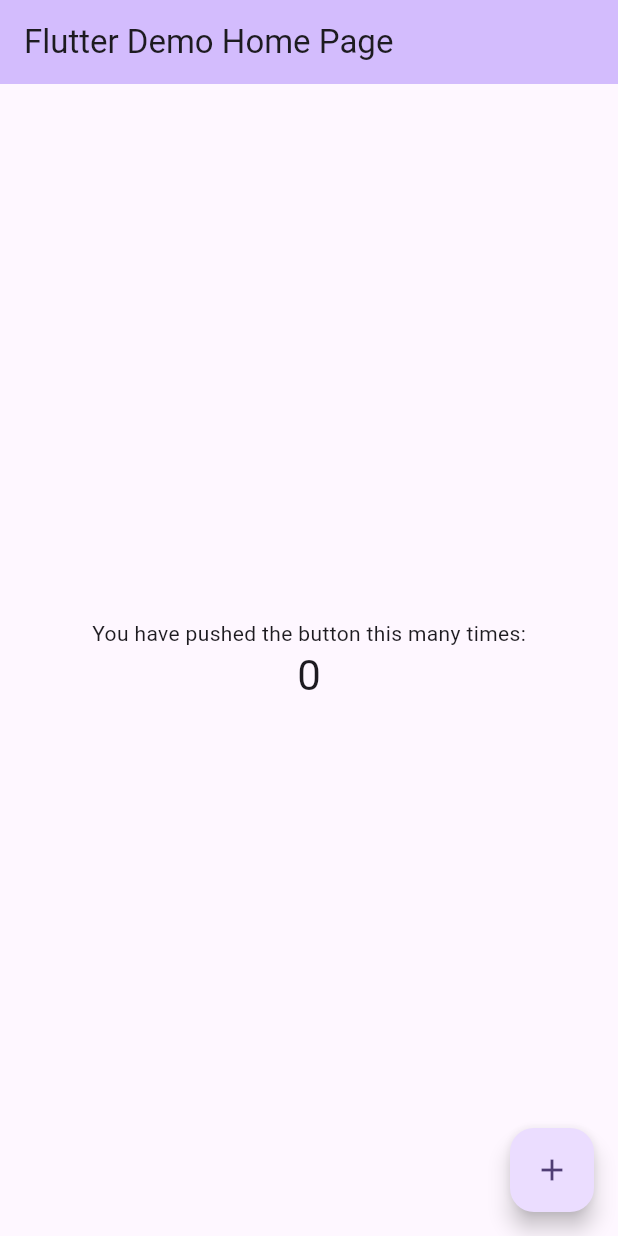
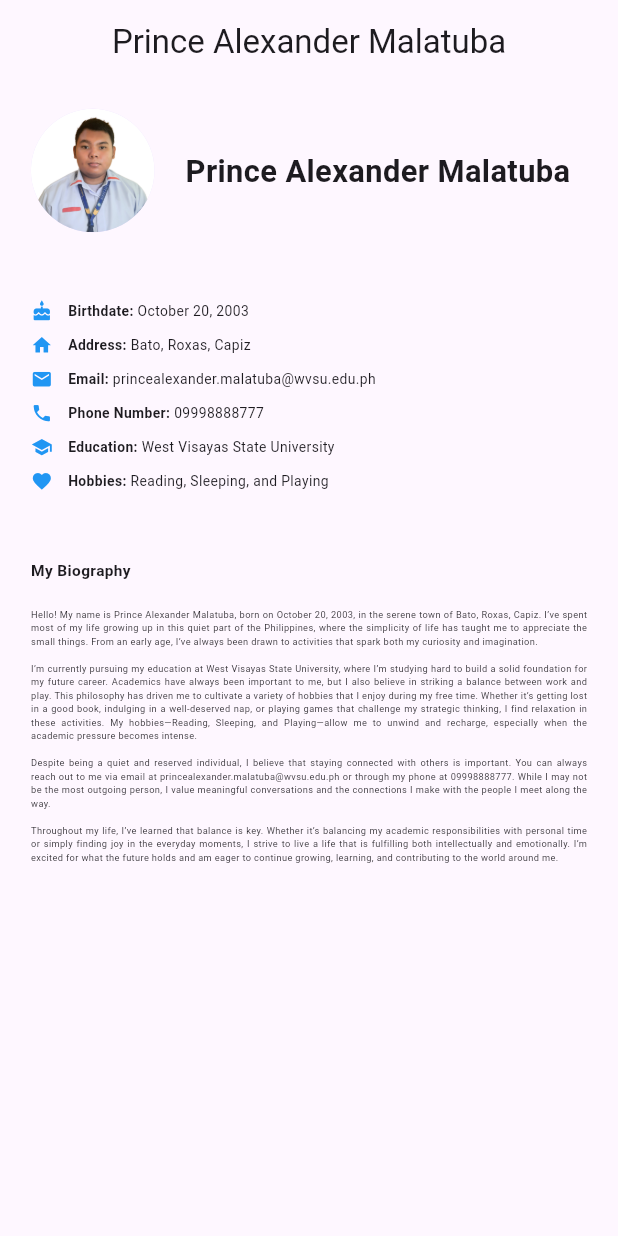
Before and after one commit to prhehns/unit4_assignment_lmalatuba, a Flutter app: the screen it shows after launch, on a phone screen of 412 x 824 dp. Run offline on Flutter 3.47's test engine with Material 3 defaults, Android fonts, the phone set to English and light mode, and no system bars.

Commit message:
changes in information

```diff
--- a/root/lib/main.dart
+++ b/root/lib/main.dart
@@ -7,119 +7,180 @@
 class MyApp extends StatelessWidget {
   const MyApp({super.key});
 
-  // This widget is the root of your application.
   @override
   Widget build(BuildContext context) {
     return MaterialApp(
-      title: 'Flutter Demo',
+      title: 'Responsive Profile Page',
       theme: ThemeData(
-        // This is the theme of your application.
-        //
-        // TRY THIS: Try running your application with "flutter run". You'll see
-        // the application has a purple toolbar. Then, without quitting the app,
-        // try changing the seedColor in the colorScheme below to Colors.green
-        // and then invoke "hot reload" (save your changes or press the "hot
-        // reload" button in a Flutter-supported IDE, or press "r" if you used
-        // the command line to start the app).
-        //
-        // Notice that the counter didn't reset back to zero; the application
-        // state is not lost during the reload. To reset the state, use hot
-        // restart instead.
-        //
-        // This works for code too, not just values: Most code changes can be
-        // tested with just a hot reload.
-        colorScheme: ColorScheme.fromSeed(seedColor: Colors.deepPurple),
-        useMaterial3: true,
+        primarySwatch: Colors.blue,
       ),
-      home: const MyHomePage(title: 'Flutter Demo Home Page'),
+      home: const ProfilePage(),
     );
   }
 }
 
-class MyHomePage extends StatefulWidget {
-  const MyHomePage({super.key, required this.title});
-
-  // This widget is the home page of your application. It is stateful, meaning
-  // that it has a State object (defined below) that contains fields that affect
-  // how it looks.
-
-  // This class is the configuration for the state. It holds the values (in this
-  // case the title) provided by the parent (in this case the App widget) and
-  // used by the build method of the State. Fields in a Widget subclass are
-  // always marked "final".
-
-  final String title;
-
-  @override
-  State<MyHomePage> createState() => _MyHomePageState();
-}
-
-class _MyHomePageState extends State<MyHomePage> {
-  int _counter = 0;
-
-  void _incrementCounter() {
-    setState(() {
-      // This call to setState tells the Flutter framework that something has
-      // changed in this State, which causes it to rerun the build method below
-      // so that the display can reflect the updated values. If we changed
-      // _counter without calling setState(), then the build method would not be
-      // called again, and so nothing would appear to happen.
-      _counter++;
-    });
-  }
+class ProfilePage extends StatelessWidget {
+  const ProfilePage({super.key});
 
   @override
   Widget build(BuildContext context) {
-    // This method is rerun every time setState is called, for instance as done
-    // by the _incrementCounter method above.
-    //
-    // The Flutter framework has been optimized to make rerunning build methods
-    // fast, so that you can just rebuild anything that needs updating rather
-    // than having to individually change instances of widgets.
+    // Use MediaQuery to get the screen width and height
+    final screenWidth = MediaQuery.of(context).size.width;
+    final screenHeight = MediaQuery.of(context).size.height;
+
     return Scaffold(
       appBar: AppBar(
-        // TRY THIS: Try changing the color here to a specific color (to
-        // Colors.amber, perhaps?) and trigger a hot reload to see the AppBar
-        // change color while the other colors stay the same.
-        backgroundColor: Theme.of(context).colorScheme.inversePrimary,
-        // Here we take the value from the MyHomePage object that was created by
-        // the App.build method, and use it to set our appbar title.
-        title: Text(widget.title),
+        title: const Text('Prince Alexander Malatuba'),  // Header
+        centerTitle: true,
       ),
-      body: Center(
-        // Center is a layout widget. It takes a single child and positions it
-        // in the middle of the parent.
-        child: Column(
-          // Column is also a layout widget. It takes a list of children and
-          // arranges them vertically. By default, it sizes itself to fit its
-          // children horizontally, and tries to be as tall as its parent.
-          //
-          // Column has various properties to control how it sizes itself and
-          // how it positions its children. Here we use mainAxisAlignment to
-          // center the children vertically; the main axis here is the vertical
-          // axis because Columns are vertical (the cross axis would be
-          // horizontal).
-          //
-          // TRY THIS: Invoke "debug painting" (choose the "Toggle Debug Paint"
-          // action in the IDE, or press "p" in the console), to see the
-          // wireframe for each widget.
-          mainAxisAlignment: MainAxisAlignment.center,
-          children: <Widget>[
-            const Text(
-              'You have pushed the button this many times:',
-            ),
-            Text(
-              '$_counter',
-              style: Theme.of(context).textTheme.headlineMedium,
-            ),
-          ],
+      body: SingleChildScrollView(
+        child: Padding(
+          padding: EdgeInsets.symmetric(
+            horizontal: screenWidth * 0.05, // Dynamic horizontal padding
+            vertical: screenHeight * 0.02, // Dynamic vertical padding
+          ),
+          child: Column(
+            crossAxisAlignment: CrossAxisAlignment.start,
+            children: [
+              // Profile Picture and Name
+              Row(
+                mainAxisAlignment: MainAxisAlignment.start,
+                crossAxisAlignment: CrossAxisAlignment.center,
+                children: [
+                  CircleAvatar(
+                    radius: screenWidth * 0.10,  // Responsive profile picture size
+                    backgroundImage: const AssetImage('assets/profile_picture.jpg'),
+                  ),
+                  SizedBox(width: screenWidth * 0.05),
+                  Column(
+                    crossAxisAlignment: CrossAxisAlignment.start,
+                    children: [
+                      Text(
+                        'Prince Alexander Malatuba',
+                        style: TextStyle(
+                          fontSize: screenWidth * 0.05,  // Responsive font size
+                          fontWeight: FontWeight.bold,
+                        ),
+                      ),
+                    ],
+                  ),
+                ],
+              ),
+              SizedBox(height: screenHeight * 0.05), // Spacing after profile section
+
+              // Information Section
+              InfoSection(
+                icon: Icons.cake,
+                label: 'Birthdate',
+                value: 'October 20, 2003',
+                screenWidth: screenWidth * 0.5,
+              ),
+              InfoSection(
+                icon: Icons.home,
+                label: 'Address',
+                value: 'Bato, Roxas, Capiz',
+                screenWidth: screenWidth * 0.5,
+              ),
+              InfoSection(
+                icon: Icons.email,
+                label: 'Email',
+                value: 'princealexander.malatuba@wvsu.edu.ph',
+                screenWidth: screenWidth * 0.5,
+              ),
+              InfoSection(
+                icon: Icons.phone,
+                label: 'Phone Number',
+                value: '09998888777',
+                screenWidth: screenWidth * 0.5,
+              ),
+              InfoSection(
+                icon: Icons.school,
+                label: 'Education',
+                value: 'West Visayas State University',
+                screenWidth: screenWidth * 0.5,
+              ),
+              InfoSection(
+                icon: Icons.favorite,
+                label: 'Hobbies',
+                value: 'Reading, Sleeping, and Playing',
+                screenWidth: screenWidth * 0.5,
+              ),
+
+              SizedBox(height: screenHeight * 0.05), // Spacing after info section
+
+              // Biography Section
+              Text(
+                'My Biography',
+                style: TextStyle(
+                  fontSize: screenWidth * 0.025,
+                  fontWeight: FontWeight.bold,
+                ),
+              ),
+              SizedBox(height: screenHeight * 0.02),
+              Text(
+                """Hello! My name is Prince Alexander Malatuba, born on October 20, 2003, in the serene town of Bato, Roxas, Capiz. I’ve spent most of my life growing up in this quiet part of the Philippines, where the simplicity of life has taught me to appreciate the small things. From an early age, I’ve always been drawn to activities that spark both my curiosity and imagination.
+
+I’m currently pursuing my education at West Visayas State University, where I’m studying hard to build a solid foundation for my future career. Academics have always been important to me, but I also believe in striking a balance between work and play. This philosophy has driven me to cultivate a variety of hobbies that I enjoy during my free time. Whether it’s getting lost in a good book, indulging in a well-deserved nap, or playing games that challenge my strategic thinking, I find relaxation in these activities. My hobbies—Reading, Sleeping, and Playing—allow me to unwind and recharge, especially when the academic pressure becomes intense.
+
+Despite being a quiet and reserved individual, I believe that staying connected with others is important. You can always reach out to me via email at princealexander.malatuba@wvsu.edu.ph or through my phone at 09998888777. While I may not be the most outgoing person, I value meaningful conversations and the connections I make with the people I meet along the way.
+
+Throughout my life, I’ve learned that balance is key. Whether it’s balancing my academic responsibilities with personal time or simply finding joy in the everyday moments, I strive to live a life that is fulfilling both intellectually and emotionally. I’m excited for what the future holds and am eager to continue growing, learning, and contributing to the world around me.""",
+                style: TextStyle(
+                  fontSize: screenWidth * 0.015,  // Responsive text size for biography
+                ),
+                textAlign: TextAlign.justify,
+              ),
+            ],
+          ),
         ),
       ),
-      floatingActionButton: FloatingActionButton(
-        onPressed: _incrementCounter,
-        tooltip: 'Increment',
-        child: const Icon(Icons.add),
-      ), // This trailing comma makes auto-formatting nicer for build methods.
     );
   }
 }
+
+class InfoSection extends StatelessWidget {
+  final IconData icon;
+  final String label;
+  final String value;
+  final double screenWidth;
+
+  const InfoSection({
+    super.key,
+    required this.icon,
+    required this.label,
+    required this.value,
+    required this.screenWidth,
+  });
+
+  @override
+  Widget build(BuildContext context) {
+    return Padding(
+      padding: EdgeInsets.symmetric(vertical: screenWidth * 0.02), // Dynamic padding
+      child: Row(
+        children: [
+          Icon(
+            icon,
+            size: screenWidth * 0.07, // Responsive icon size
+            color: Colors.blue,
+          ),
+          SizedBox(width: screenWidth * 0.05),
+          Text(
+            '$label: ',
+            style: TextStyle(
+              fontSize: screenWidth * 0.045, // Responsive label text size
+              fontWeight: FontWeight.bold,
+            ),
+          ),
+          Expanded(
+            child: Text(
+              value,
+              style: TextStyle(
+                fontSize: screenWidth * 0.045, // Responsive value text size
+              ),
+            ),
+          ),
+        ],
+      ),
+    );
+  }
+}
--- a/root/pubspec.yaml
+++ b/root/pubspec.yaml
@@ -59,9 +59,8 @@ flutter:
   uses-material-design: true
 
   # To add assets to your application, add an assets section, like this:
-  # assets:
-  #   - images/a_dot_burr.jpeg
-  #   - images/a_dot_ham.jpeg
+  assets:
+      - assets/
 
   # An image asset can refer to one or more resolution-specific "variants", see
   # https://flutter.dev/to/resolution-aware-images
```
Also changed, not shown: root/assets/profile_picture.jpg (added).
